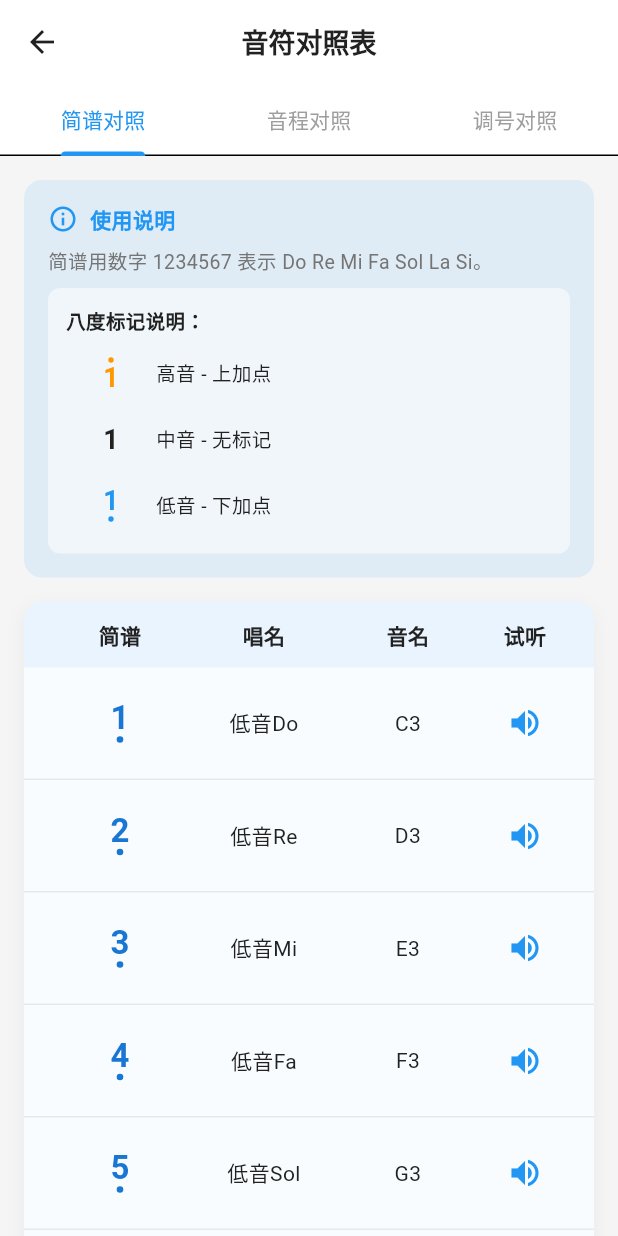
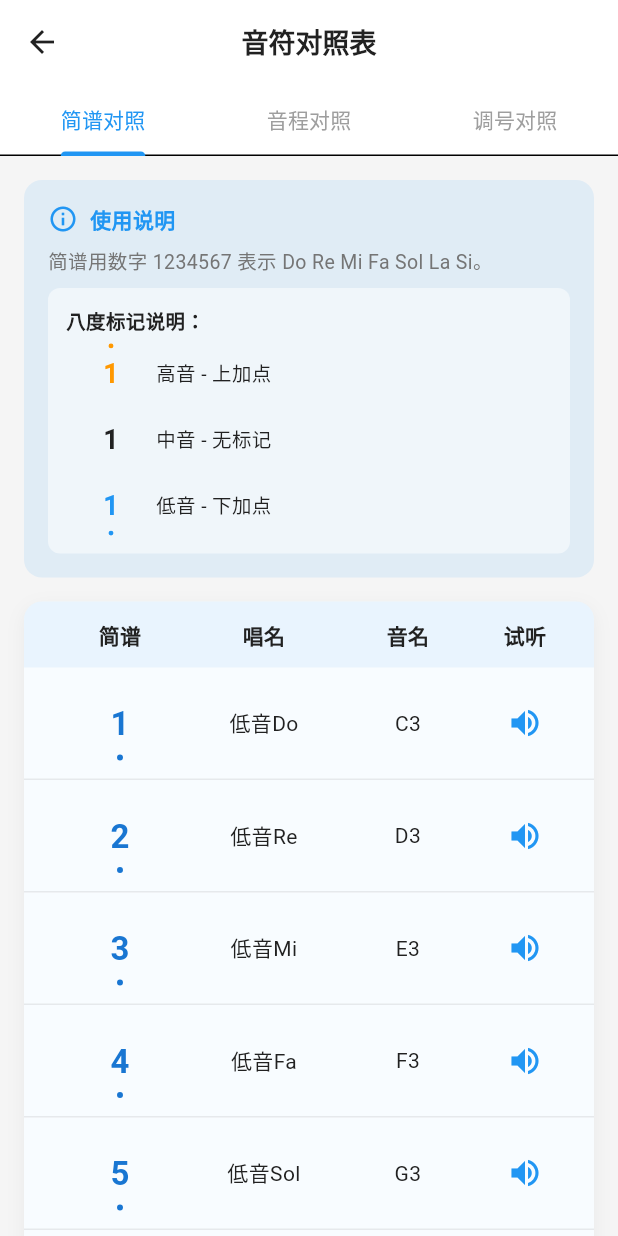
Before and after one commit to ayxworxfr/musiclab, a Flutter app: the ReferenceTablePage screen opened by its route, on a phone screen of 412 x 824 dp. Run offline on Flutter 3.47's test engine with Material 3 defaults, Android fonts, the phone set to English and light mode, and no system bars; our stand-ins replace cached_network_image, dio, flutter_markdown, flutter_screenutil, get, hive_flutter and 4 more; accounts and stored records are empty.

```diff
--- a/lib/core/widgets/music/jianpu_note_text.dart
+++ b/lib/core/widgets/music/jianpu_note_text.dart
@@ -114,18 +114,21 @@ class JianpuNoteText extends StatelessWidget {
   @override
   Widget build(BuildContext context) {
     final textColor = color ?? Theme.of(context).textTheme.bodyLarge?.color ?? Colors.black;
-    final dotSize = fontSize * 0.2;
-    final dotSpacing = fontSize * 0.08;
+    final dotSize = fontSize * 0.18;
+    final dotSpacing = fontSize * 0.15;
 
-    return Column(
-      mainAxisSize: MainAxisSize.min,
-      mainAxisAlignment: MainAxisAlignment.center,
+    // 计算点区域的高度（用于预留空间）
+    final dotsHeight = octaveOffset.abs() * (dotSize + dotSpacing * 0.5);
+
+    // 使用 Stack 确保数字对齐，点叠加在上方或下方
+    return SizedBox(
+      width: fontSize * (number.length > 1 ? 1.2 : 0.8),
+      height: fontSize + dotsHeight * 2, // 预留上下点的空间
+      child: Stack(
+        alignment: Alignment.center,
+        clipBehavior: Clip.none,
         children: [
-        // 高音点（上方）
-        if (octaveOffset > 0)
-          _buildDots(octaveOffset, dotSize, dotSpacing, highDotColor ?? textColor),
-
-        // 数字
+          // 数字（居中）
           Text(
             number,
             style: TextStyle(
@@ -136,32 +139,44 @@ class JianpuNoteText extends StatelessWidget {
             ),
           ),
 
+          // 高音点（上方）
+          if (octaveOffset > 0)
+            Positioned(
+              top: 0,
+              left: 0,
+              right: 0,
+              child: _buildDots(octaveOffset, dotSize, dotSpacing, highDotColor ?? textColor),
+            ),
+
           // 低音点（下方）
           if (octaveOffset < 0)
-          _buildDots(-octaveOffset, dotSize, dotSpacing, lowDotColor ?? textColor),
+            Positioned(
+              bottom: 0,
+              left: 0,
+              right: 0,
+              child: _buildDots(-octaveOffset, dotSize, dotSpacing, lowDotColor ?? textColor),
+            ),
         ],
+      ),
     );
   }
 
   /// 构建点标记
   Widget _buildDots(int count, double dotSize, double spacing, Color dotColor) {
-    return Padding(
-      padding: EdgeInsets.symmetric(vertical: spacing),
-      child: Row(
+    return Row(
       mainAxisSize: MainAxisSize.min,
       mainAxisAlignment: MainAxisAlignment.center,
       children: List.generate(count, (index) {
         return Container(
           width: dotSize,
           height: dotSize,
-            margin: EdgeInsets.symmetric(horizontal: spacing / 2),
+          margin: EdgeInsets.symmetric(horizontal: spacing / 4),
           decoration: BoxDecoration(
             color: dotColor,
             shape: BoxShape.circle,
           ),
         );
       }),
-      ),
     );
   }
 }
```
Also changed, not shown: lib/features/practice/views/piano_practice_page.dart (+110 -13 lines), lib/features/practice/views/rhythm_practice_page.dart (+57 -2 lines). Lines whose indentation alone changed are shown as unchanged.
